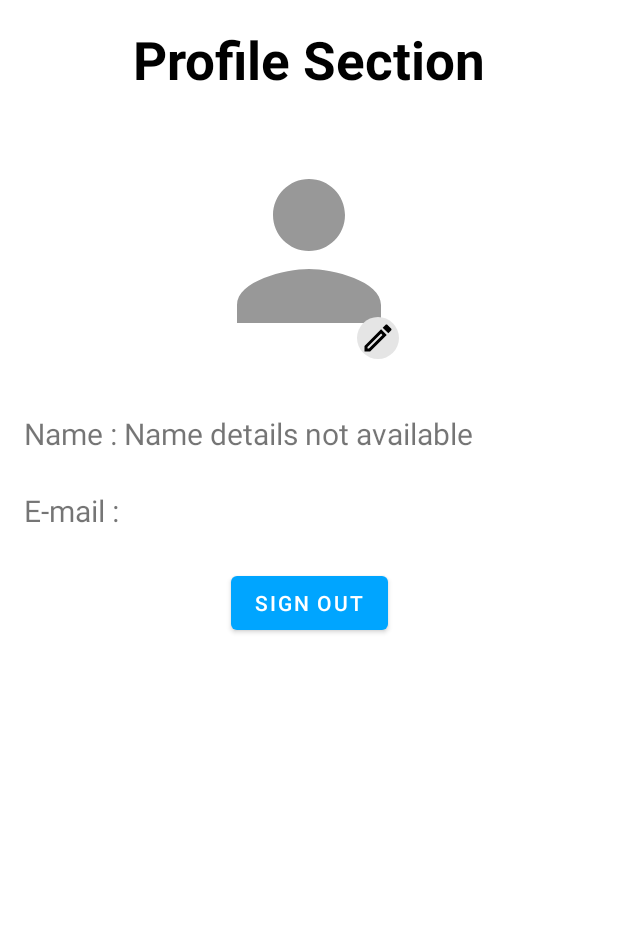
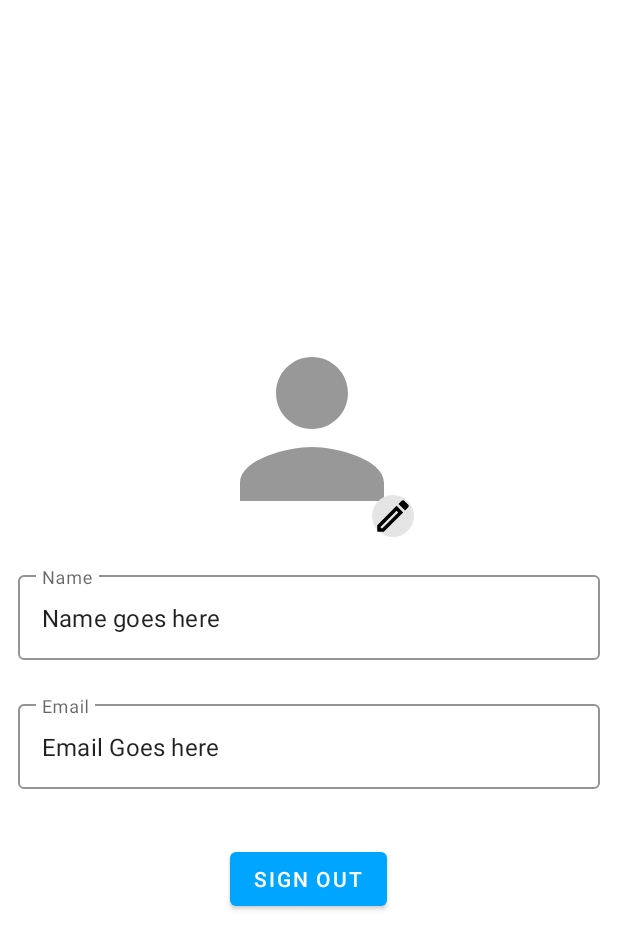
Before and after one commit to akshatkverma/Smart-Naka, an Android app: the ProfileFragment screen opened through its navigation route, on a phone screen of 412 x 824 dp. Shown: the top 949 px of the screen. Run offline under Robolectric (Android 15) with nearby library versions, the light colour scheme and no system bars; our stand-ins replace Firebase (no records; nobody signed in at launch, a user with empty details on screens opened directly); libraries missing offline, so code that uses them is left out: com.chaquo.python, com.google.mlkit.vision; 5 statements that could not run were skipped.

Commit message:
ProfileFragment UI updates

```diff
--- a/app/src/main/java/ethos/lifetime/smartnaka/dao/VehiclesDao.kt
+++ b/app/src/main/java/ethos/lifetime/smartnaka/dao/VehiclesDao.kt
@@ -20,12 +20,12 @@ class VehiclesDao {
     fun addUser(user: User) {
         user.let {
             GlobalScope.launch(Dispatchers.IO) {
-                userCollection.document(user.uid).set(it)
+                userCollection.document(user.uid).set(user)
             }
         }
     }
 
-    fun getUser(uid:String, callback:(User) -> Unit) {
+    fun getUser(uid:String, callback:(User) -> Unit){
         val docRef = userCollection.document(uid)
         var user: User
         docRef.get()
--- a/app/src/main/java/ethos/lifetime/smartnaka/fragments/HomeFragment.kt
+++ b/app/src/main/java/ethos/lifetime/smartnaka/fragments/HomeFragment.kt
@@ -1,4 +1,5 @@
 package ethos.lifetime.smartnaka.fragments
+
 
 import android.graphics.Bitmap
 import android.os.Bundle
--- a/app/src/main/java/ethos/lifetime/smartnaka/fragments/ProfileFragment.kt
+++ b/app/src/main/java/ethos/lifetime/smartnaka/fragments/ProfileFragment.kt
@@ -35,8 +35,7 @@ class ProfileFragment : Fragment() {
     override fun onViewCreated(view: View, savedInstanceState: Bundle?) {
         super.onViewCreated(view, savedInstanceState)
 
-        binding.profileSectionSV.visibility = View.GONE
-
+        binding.profileSectionLl.visibility=View.GONE
         val gso = GoogleSignInOptions.Builder(GoogleSignInOptions.DEFAULT_SIGN_IN)
             .requestIdToken(getString(R.string.default_web_client_id))
             .requestEmail()
@@ -50,11 +49,11 @@ class ProfileFragment : Fragment() {
         val dao = VehiclesDao()
 
         dao.getUser(currentUser.uid) { user ->
+            binding.profileSectionLl.visibility=View.VISIBLE
             binding.profileProgressBar.visibility = View.GONE
-            binding.profileSectionSV.visibility = View.VISIBLE
+            binding.nameTV.setText(user.name)
 
-            binding.nameTV.text = user.name
-            binding.emailTV.text = user.email
+            binding.emailTextEdit.setText(user.email)
 
             if(user.photoUrl != "")
                 Glide.with(requireContext()).load(user.photoUrl).into(binding.ivProfilePicture)
--- a/app/src/main/res/layout/activity_main.xml
+++ b/app/src/main/res/layout/activity_main.xml
@@ -16,6 +16,6 @@
         app:layout_constraintEnd_toEndOf="parent"
         app:layout_constraintStart_toStartOf="parent"
         app:layout_constraintTop_toTopOf="parent"
-        app:navGraph="@navigation/nav_graph" />
+        app:navGraph="@navigation/nav_graph"/>
 
 </androidx.constraintlayout.widget.ConstraintLayout>
--- a/app/src/main/res/layout/fragment_profile.xml
+++ b/app/src/main/res/layout/fragment_profile.xml
@@ -4,142 +4,98 @@
     xmlns:tools="http://schemas.android.com/tools"
     android:layout_width="match_parent"
     android:layout_height="match_parent"
+    android:layout_gravity="center"
     xmlns:app="http://schemas.android.com/apk/res-auto"
-    android:padding="16dp"
     tools:context="fragments.ProfileFragment">
 
     <ProgressBar
         android:id="@+id/profileProgressBar"
         android:layout_width="48dp"
         android:layout_height="48dp"
+        android:elevation="12dp"
         app:layout_constraintStart_toStartOf="parent"
         app:layout_constraintEnd_toEndOf="parent"
         app:layout_constraintBottom_toBottomOf="parent"
         app:layout_constraintTop_toTopOf="parent"
         />
 
-    <ScrollView
-        android:id="@+id/profileSectionSV"
+    <LinearLayout
+        android:id="@+id/profile_section_ll"
+        android:layout_width="match_parent"
+        android:layout_height="match_parent"
+        app:layout_constraintEnd_toEndOf="parent"
+        app:layout_constraintStart_toStartOf="parent"
         app:layout_constraintTop_toTopOf="parent"
+        android:orientation="vertical"
+        android:gravity="center"
+        app:layout_constraintBottom_toBottomOf="parent">
+
+        <LinearLayout
             android:layout_width="match_parent"
-        android:layout_height="wrap_content"
-        >
-
-        <androidx.constraintlayout.widget.ConstraintLayout
-            android:layout_width="match_parent"
-            android:layout_height="wrap_content"
-            >
-
-            <androidx.constraintlayout.widget.ConstraintLayout
-                android:layout_width="match_parent"
-                app:layout_constraintTop_toTopOf="parent"
-                app:layout_constraintStart_toStartOf="parent"
-                android:layout_height="wrap_content"
-                android:orientation="vertical">
-
-                <TextView
-                    android:id="@+id/profileHeading"
-                    android:layout_width="match_parent"
-                    android:layout_height="wrap_content"
-                    app:layout_constraintTop_toTopOf="parent"
-                    android:text="Profile Section"
-                    android:textAlignment="center"
-                    android:textSize="35sp"
-                    android:textColor="@color/black"
-                    android:textStyle="bold" />
-
+            android:orientation="horizontal"
+            android:gravity="center"
+            android:layout_marginBottom="8dp"
+            android:layout_height="wrap_content">
             <com.google.android.material.imageview.ShapeableImageView
                 android:id="@+id/ivProfilePicture"
                 android:layout_width="144dp"
                 android:layout_height="144dp"
                 android:scaleType="centerCrop"
-                    android:src="@drawable/ic_profile"
-                    android:layout_marginTop="32dp"
-                    app:layout_constraintEnd_toEndOf="parent"
-                    app:layout_constraintStart_toStartOf="parent"
-                    app:layout_constraintTop_toBottomOf="@id/profileHeading"
+                android:src="@drawable/ic_profile_default"
                 app:shapeAppearanceOverlay="@style/ImageView.Circle" />
-
             <androidx.appcompat.widget.AppCompatImageView
                 android:id="@+id/ivProfilePictureEdit"
                 android:layout_width="28dp"
+                android:layout_gravity="center|bottom"
                 android:layout_height="28dp"
-                    android:layout_marginEnd="12dp"
+                android:layout_marginLeft="-32dp"
                 android:background="@drawable/edit_profile_icon_background"
-                    android:padding="2dp"
-                    android:src="@drawable/ic_outline_edit_24"
-                    app:layout_constraintBottom_toBottomOf="@id/ivProfilePicture"
-                    app:layout_constraintEnd_toEndOf="@id/ivProfilePicture" />
-
-                <!--        <de.hdodenhof.circleimageview.CircleImageView-->
-                <!--            android:id="@+id/img"-->
-                <!--            android:src="@drawable/ic_profile"-->
-                <!--            android:layout_width="150dp"-->
-                <!--            android:layout_height="150dp"-->
-                <!--            android:layout_marginTop="30dp"-->
-                <!--            android:layout_gravity="center" />-->
-
-                <LinearLayout
-                    android:id="@+id/profileName"
-                    android:layout_marginTop="36dp"
-                    android:layout_width="match_parent"
-                    android:layout_height="wrap_content"
-                    android:orientation="horizontal"
-                    app:layout_constraintTop_toBottomOf="@id/ivProfilePicture">
-
-                    <TextView
-                        android:layout_width="wrap_content"
-                        android:layout_height="wrap_content"
-                        android:text="Name : "
-                        android:textSize="20sp" />
-
-                    <TextView
-                        android:id="@+id/nameTV"
-                        android:text="Name details not available"
-                        android:layout_width="wrap_content"
-                        android:layout_height="wrap_content"
-                        android:textSize="20sp" />
+                android:src="@drawable/ic_outline_edit_24" />
         </LinearLayout>
 
-                <LinearLayout
-                    android:id="@+id/profileEmail"
-                    android:layout_marginTop="24dp"
+
+        <com.google.android.material.textfield.TextInputLayout
             android:layout_width="match_parent"
-                    android:layout_height="wrap_content"
-                    android:orientation="horizontal"
-                    app:layout_constraintTop_toBottomOf="@id/profileName">
-
-                    <TextView
-                        android:layout_width="wrap_content"
-                        android:layout_height="wrap_content"
-                        android:text="E-mail : "
-                        android:textSize="20sp" />
-
-                    <TextView
-                        android:id="@+id/emailTV"
-                        android:layout_width="wrap_content"
-                        android:layout_height="wrap_content"
-                        android:textSize="20sp" />
-                </LinearLayout>
-
+            style="@style/Widget.MaterialComponents.TextInputLayout.OutlinedBox"
+            android:layout_margin="12dp"
+            app:hintTextColor="@color/primaryTextColor"
+            app:boxStrokeColor="@color/primaryTextColor"
+            android:layout_height="wrap_content">
+            <com.google.android.material.textfield.TextInputEditText
+                android:layout_width="match_parent"
+                android:id="@+id/nameTV"
+                android:layout_height="match_parent"
+                android:hint="Name"
+                android:text="Name goes here"
+                android:clickable="false"
+                android:focusable="false"/>
+        </com.google.android.material.textfield.TextInputLayout>
+        <com.google.android.material.textfield.TextInputLayout
+            android:layout_width="match_parent"
+            style="@style/Widget.MaterialComponents.TextInputLayout.OutlinedBox"
+            android:layout_margin="12dp"
+            android:id="@+id/emailTextInput"
+            app:hintTextColor="@color/primaryTextColor"
+            app:boxStrokeColor="@color/primaryTextColor"
+            android:layout_height="wrap_content">
+            <com.google.android.material.textfield.TextInputEditText
+                android:layout_width="match_parent"
+                android:id="@+id/emailTextEdit"
+                android:layout_height="match_parent"
+                android:hint="Email"
+                android:text="Email Goes here"
+                android:clickable="false"
+                android:focusable="false"/>
+        </com.google.android.material.textfield.TextInputLayout>
 
         <com.google.android.material.button.MaterialButton
             android:id="@+id/signOutButton"
             android:layout_marginTop="24dp"
             android:layout_width="wrap_content"
             android:layout_height="wrap_content"
-                    android:text="Sign Out"
-                    app:layout_constraintStart_toStartOf="parent"
-                    app:layout_constraintEnd_toEndOf="parent"
-                    app:layout_constraintTop_toBottomOf="@id/profileEmail"/>
+            android:text="Sign Out"/>
 
-            </androidx.constraintlayout.widget.ConstraintLayout>
+    </LinearLayout>
 
 
 </androidx.constraintlayout.widget.ConstraintLayout>
-
-
-    </ScrollView>
-
-
-</androidx.constraintlayout.widget.ConstraintLayout>
--- a/app/src/main/res/layout/layout_login.xml
+++ b/app/src/main/res/layout/layout_login.xml
@@ -25,11 +25,12 @@
             android:layout_width="match_parent"
             android:layout_height="wrap_content"
             android:id="@+id/textInputLoginEmail"
+            app:errorEnabled="true"
             style="@style/Widget.MaterialComponents.TextInputLayout.OutlinedBox"
             android:layout_marginTop="@dimen/loginViewsMargin"
             app:helperTextEnabled="true"
             app:helperText="*required"
-            app:errorEnabled="true"
+
             app:errorIconDrawable="@null">
 
             <com.google.android.material.textfield.TextInputEditText
```
Also changed, not shown: app/build.gradle (+9 -8 lines). Lines whose indentation alone changed are shown as unchanged.
